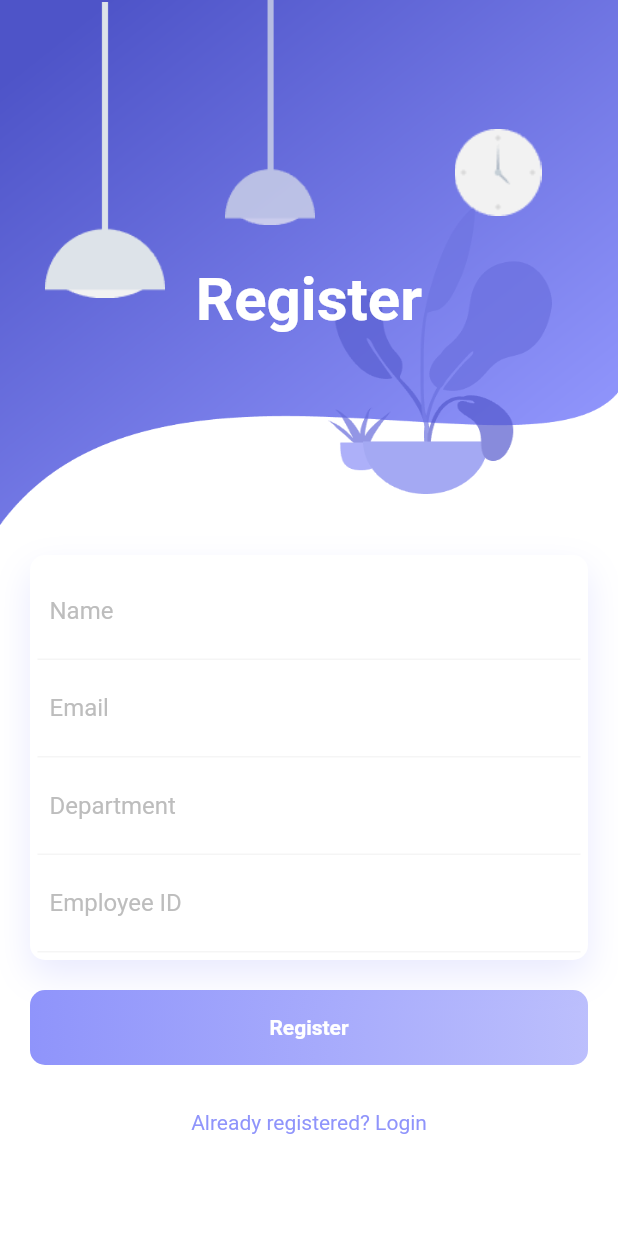
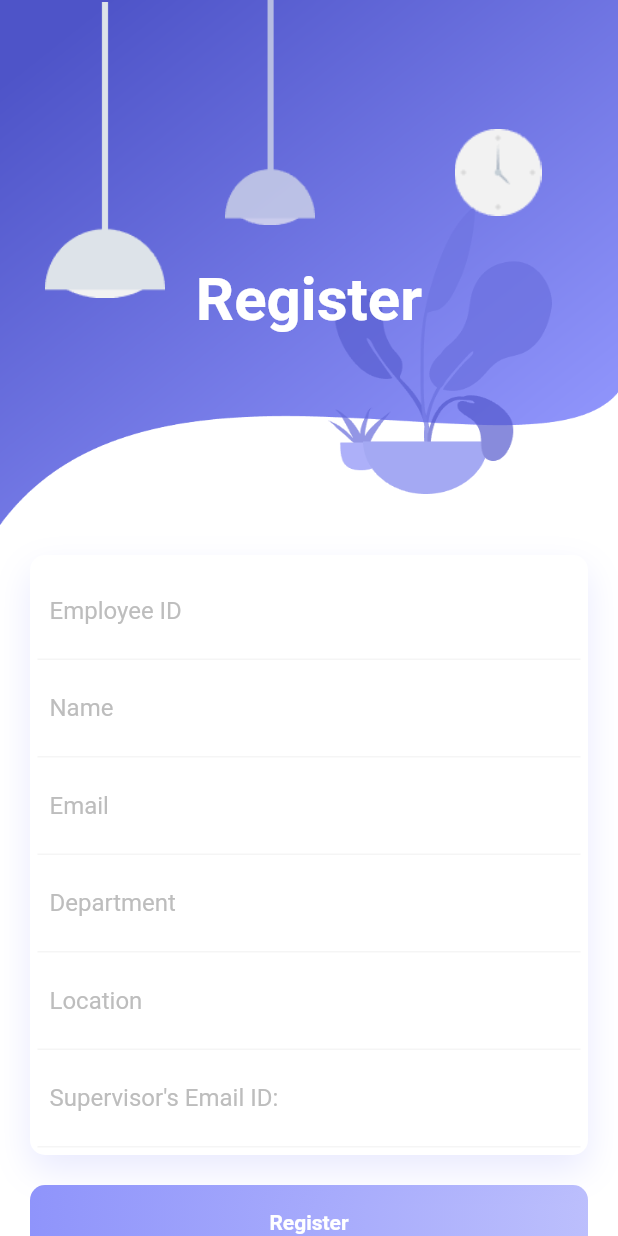
Before and after one commit to Riya-Chaudhary-dev/tar_form, a Flutter app: the screen it shows after launch, on a phone screen of 412 x 824 dp. Run offline on Flutter 3.47's test engine with Material 2 defaults, Android fonts, the phone set to English and light mode, and no system bars; drawn by our look-alikes of flutter_form_builder; our stand-ins replace simple_animations.

Commit message:
changed registration login and basic info page

```diff
--- a/lib/destination_details.dart
+++ b/lib/destination_details.dart
@@ -10,7 +10,21 @@ class _DestinationPageState extends State<DestinationPage> {
   @override
   Widget build(BuildContext context) {
     return Scaffold(
-
+      appBar: AppBar(
+        backgroundColor: Color.fromRGBO(143, 148, 251, 1),
+        title: Text(
+          'Tarvel Authorization Form',
+          style: TextStyle(color: Colors.white),
+        ),
+      ),
+      body: GestureDetector(
+        onTap: () {
+          FocusScope.of(context).requestFocus(new FocusNode());
+        },
+        child: SingleChildScrollView(
+          child: Column(),
+        ),
+      ),
     );
   }
 }
--- a/lib/registration.dart
+++ b/lib/registration.dart
@@ -119,6 +119,24 @@ class _RegistrationPageState extends State<RegistrationPage> {
                                               bottom: BorderSide(
                                                   color: Colors.grey[100]))),
                                       child: FormBuilderTextField(
+                                        attribute: "empid",
+                                        validators: [
+                                          FormBuilderValidators.required(),
+                                        ],
+                                        decoration: InputDecoration(
+                                            border: InputBorder.none,
+                                            hintText: "Employee ID",
+                                            hintStyle: TextStyle(
+                                                color: Colors.grey[400])),
+                                      ),
+                                    ),
+                                    Container(
+                                      padding: EdgeInsets.all(8.0),
+                                      decoration: BoxDecoration(
+                                          border: Border(
+                                              bottom: BorderSide(
+                                                  color: Colors.grey[100]))),
+                                      child: FormBuilderTextField(
                                         attribute: "name",
                                         maxLines: 1,
                                         validators: [
@@ -172,6 +190,7 @@ class _RegistrationPageState extends State<RegistrationPage> {
                                                 color: Colors.grey[400])),
                                       ),
                                     ),
+
                                     Container(
                                       padding: EdgeInsets.all(8.0),
                                       decoration: BoxDecoration(
@@ -179,13 +198,31 @@ class _RegistrationPageState extends State<RegistrationPage> {
                                               bottom: BorderSide(
                                                   color: Colors.grey[100]))),
                                       child: FormBuilderTextField(
-                                        attribute: "empid",
+                                        attribute: "Location",
                                         validators: [
                                           FormBuilderValidators.required(),
                                         ],
                                         decoration: InputDecoration(
                                             border: InputBorder.none,
-                                            hintText: "Employee ID",
+                                            hintText: "Location",
+                                            hintStyle: TextStyle(
+                                                color: Colors.grey[400])),
+                                      ),
+                                    ),
+                                    Container(
+                                      padding: EdgeInsets.all(8.0),
+                                      decoration: BoxDecoration(
+                                          border: Border(
+                                              bottom: BorderSide(
+                                                  color: Colors.grey[100]))),
+                                      child: FormBuilderTextField(
+                                        attribute: "supervisor",
+                                        validators: [
+                                          FormBuilderValidators.required(),
+                                        ],
+                                        decoration: InputDecoration(
+                                            border: InputBorder.none,
+                                            hintText: "Supervisor\'s Email ID:",
                                             hintStyle: TextStyle(
                                                 color: Colors.grey[400])),
                                       ),
--- a/lib/textfieldcustom.dart
+++ b/lib/textfieldcustom.dart
@@ -6,7 +6,7 @@ class TextFieldCustom extends StatefulWidget {
   TextFieldCustom({this.title,this.keyboardstyle,this.validator,this.text});
   final String title;
   TextInputType keyboardstyle;
-  List validator;
+  List<String Function(dynamic)> validator;
   final String text;
 
   @override
```
